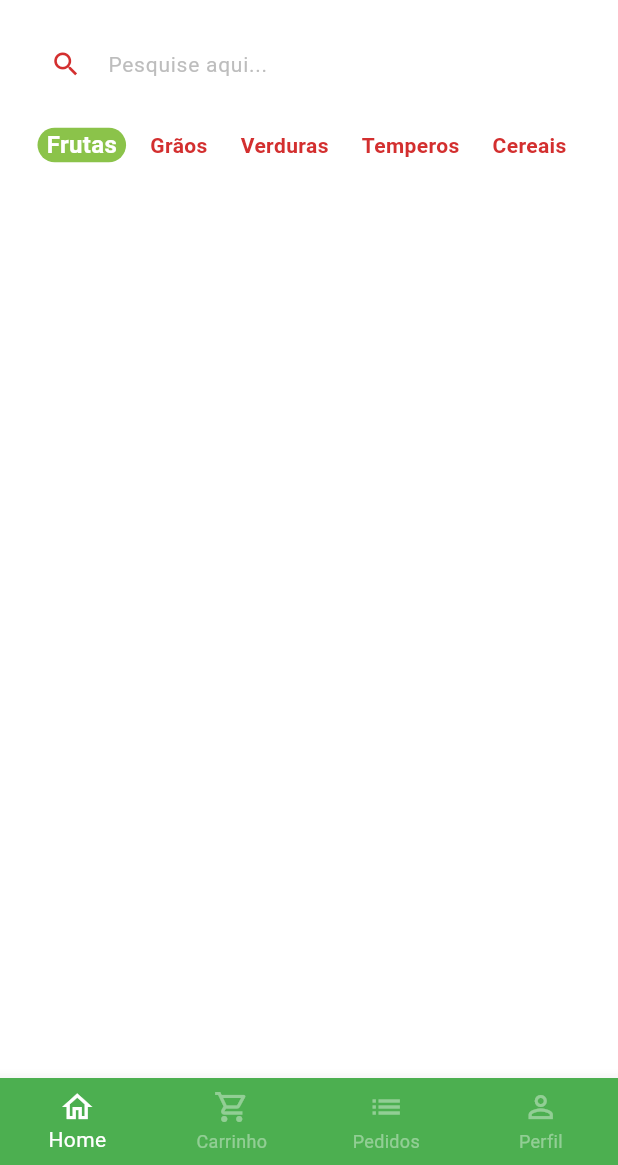
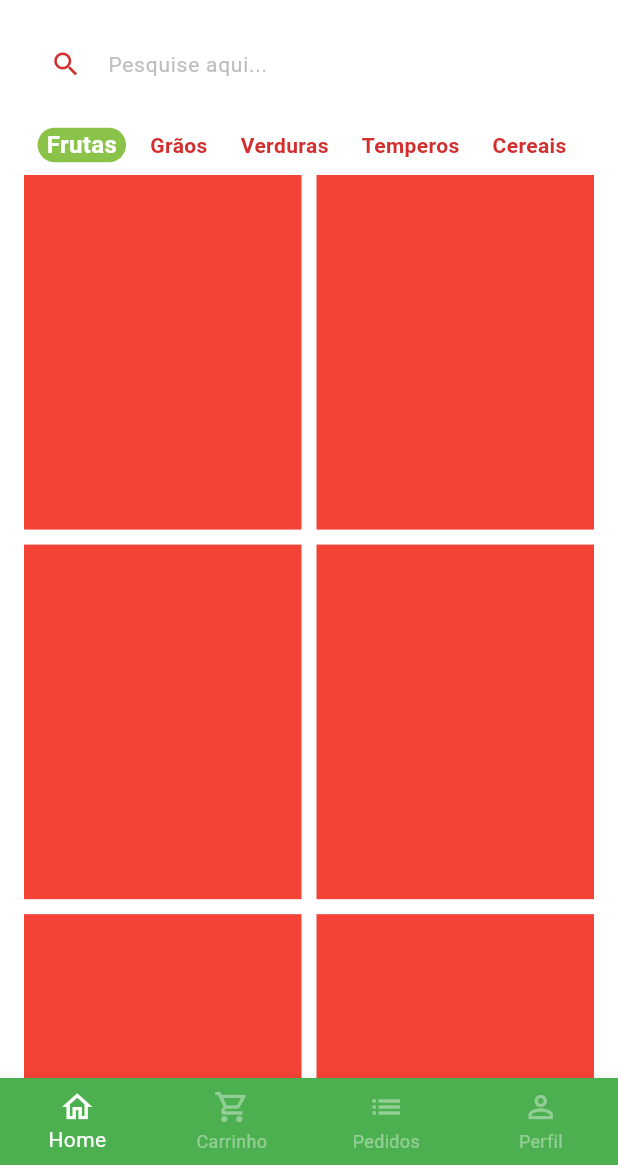
Before and after one commit to LMThomaz/greengrocer, a Flutter app: the BaseScreen screen opened directly, on a phone screen of 412 x 824 dp, the part 71-1236 px from its top. Run offline on Flutter 3.47's test engine with Material 2 defaults, Android fonts, the phone set to English and light mode, and no system bars; our stand-ins replace animated_text_kit, mask_text_input_formatter.

Commit message:
created grid for products

```diff
--- a/lib/src/pages/base/base_screen.dart
+++ b/lib/src/pages/base/base_screen.dart
@@ -19,7 +19,7 @@ class _BaseScreenState extends State<BaseScreen> {
         physics: const NeverScrollableScrollPhysics(),
         controller: pageController,
         children: [
-          HomeTab(),
+          const HomeTab(),
           Container(color: Colors.yellow),
           Container(color: Colors.blue),
           Container(color: Colors.purple),
--- a/lib/src/pages/home/home_tab.dart
+++ b/lib/src/pages/home/home_tab.dart
@@ -1,24 +1,17 @@
 import 'package:flutter/material.dart';
+import 'package:greengrocer/src/config/app_data.dart' as app_data;
 import 'package:greengrocer/src/config/custom_colors.dart';
 
 import 'components/category_tile.dart';
 
 class HomeTab extends StatefulWidget {
-  HomeTab({super.key});
+  const HomeTab({super.key});
 
   @override
   State<HomeTab> createState() => _HomeTabState();
 }
 
 class _HomeTabState extends State<HomeTab> {
-  List<String> categories = [
-    'Frutas',
-    'Grãos',
-    'Verduras',
-    'Temperos',
-    'Cereais',
-  ];
-
   String selectedCategory = 'Frutas';
 
   @override
@@ -111,21 +104,39 @@ class _HomeTabState extends State<HomeTab> {
               scrollDirection: Axis.horizontal,
               itemBuilder: (_, index) {
                 return CategoryTile(
-                  category: categories[index],
-                  isSelected: categories[index] == selectedCategory,
+                  category: app_data.categories[index],
+                  isSelected: app_data.categories[index] == selectedCategory,
                   onPressed: () {
                     setState(() {
-                      selectedCategory = categories[index];
+                      selectedCategory = app_data.categories[index];
                     });
                   },
                 );
               },
               separatorBuilder: (_, index) => const SizedBox(width: 10),
-              itemCount: categories.length,
+              itemCount: app_data.categories.length,
             ),
           ),
 
-          // Grid
+          // Grid de produtos
+          Expanded(
+            child: GridView.builder(
+              padding: const EdgeInsets.fromLTRB(16, 0, 16, 16),
+              physics: const BouncingScrollPhysics(),
+              gridDelegate: const SliverGridDelegateWithFixedCrossAxisCount(
+                crossAxisCount: 2,
+                mainAxisSpacing: 10,
+                crossAxisSpacing: 10,
+                childAspectRatio: 9 / 11.5,
+              ),
+              itemCount: app_data.items.length,
+              itemBuilder: (_, index) {
+                return Container(
+                  color: Colors.red,
+                );
+              },
+            ),
+          ),
         ],
       ),
     );
```
